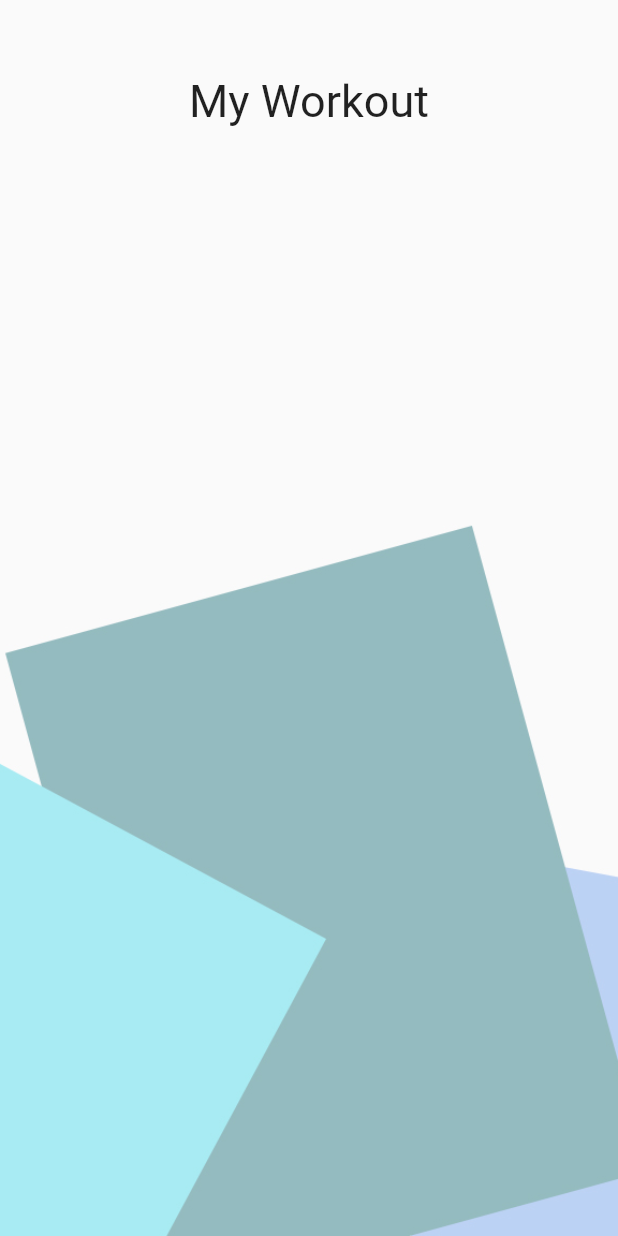
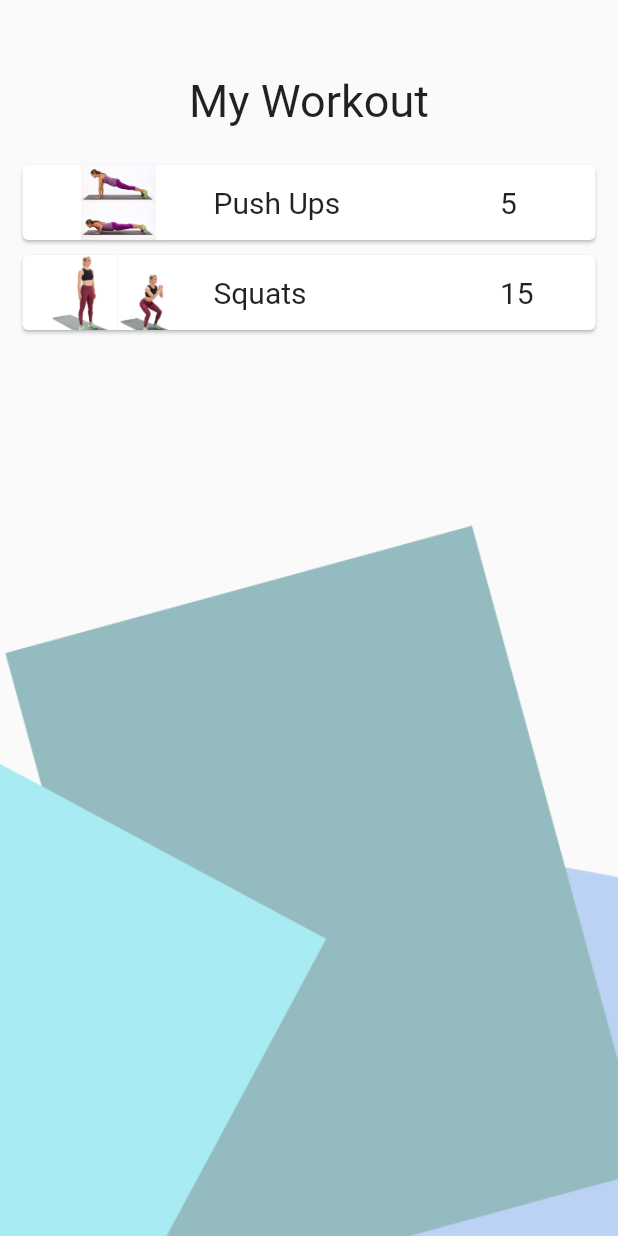
Before and after one commit to christina1024/FitnessSolution, a Flutter app: the WorkoutPlan screen opened directly, on a phone screen of 412 x 824 dp. Run offline on Flutter 3.47's test engine with Material 2 defaults, Android fonts, the phone set to English and light mode, and no system bars; our stand-ins replace firebase_auth, google_sign_in, table_calendar; accounts and stored records are empty.

Commit message:
my workout page

```diff
--- a/lib/screens/workoutPlan.dart
+++ b/lib/screens/workoutPlan.dart
@@ -1,10 +1,38 @@
 import 'package:flutter/material.dart';
+import 'package:fitness_solution/models/workload.dart';
+
 class WorkoutPlan extends StatefulWidget {
   @override
   _WorkoutPlanState createState() => _WorkoutPlanState();
 }
 
 class _WorkoutPlanState extends State<WorkoutPlan> {
+  List<Workload> workload=[
+    Workload(image:'assets/PushUp.jpg', workname:'Push Ups', workcount:5),
+    Workload(image:'assets/squatfeat.jpg', workname:'Squats', workcount:15),
+  ];
+  Widget workoutPlanTemplete(workload){
+    return Card(
+      margin: EdgeInsets.fromLTRB(15.0, 5.0, 15.0, 5.0),
+      child: Row(
+        children: <Widget>[
+          Expanded(
+            flex: 2,
+            child: Image.asset(workload.image, height: 50.0, width: 80.0,),),
+          Expanded(
+            flex: 3,
+            child: Text(workload.workname, style: TextStyle(
+              fontSize: 20.0,
+            ),)),
+            Expanded(
+            flex: 1,
+            child: Text(workload.workcount.toString(), style: TextStyle(
+              fontSize: 20.0,
+            ),))
+        ],
+      ),
+    );
+  }
   @override
   Widget build(BuildContext context) {
     return Scaffold(
@@ -20,7 +48,16 @@ class _WorkoutPlanState extends State<WorkoutPlan> {
           Text('My Workout', style: TextStyle(
               fontSize: 30.0,
             ),),
-            Container(),
+            SizedBox(height: 20.0,),
+           // Container(
+              //ListView(children: [
+              Column(children: workload
+              .map((workload) => workoutPlanTemplete(workload))
+              .toList(),
+             // ],
+              )
+           // ),
+
           ]
     )
     )
```
